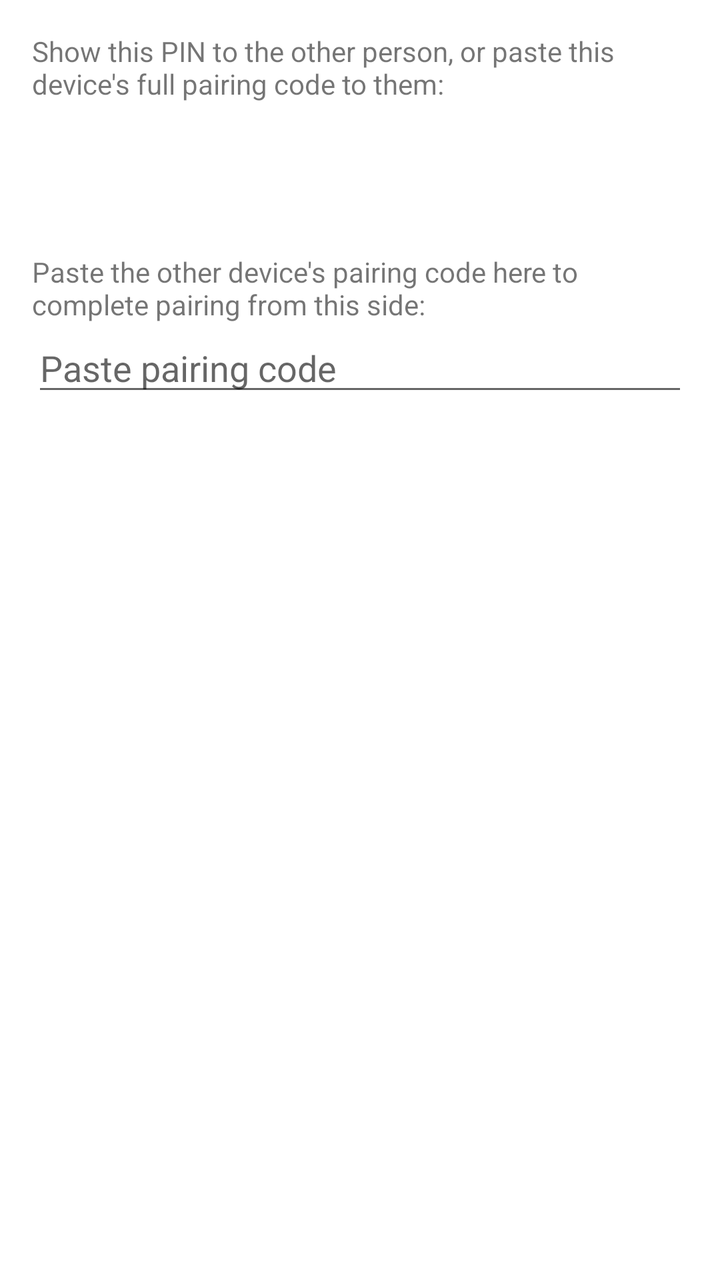
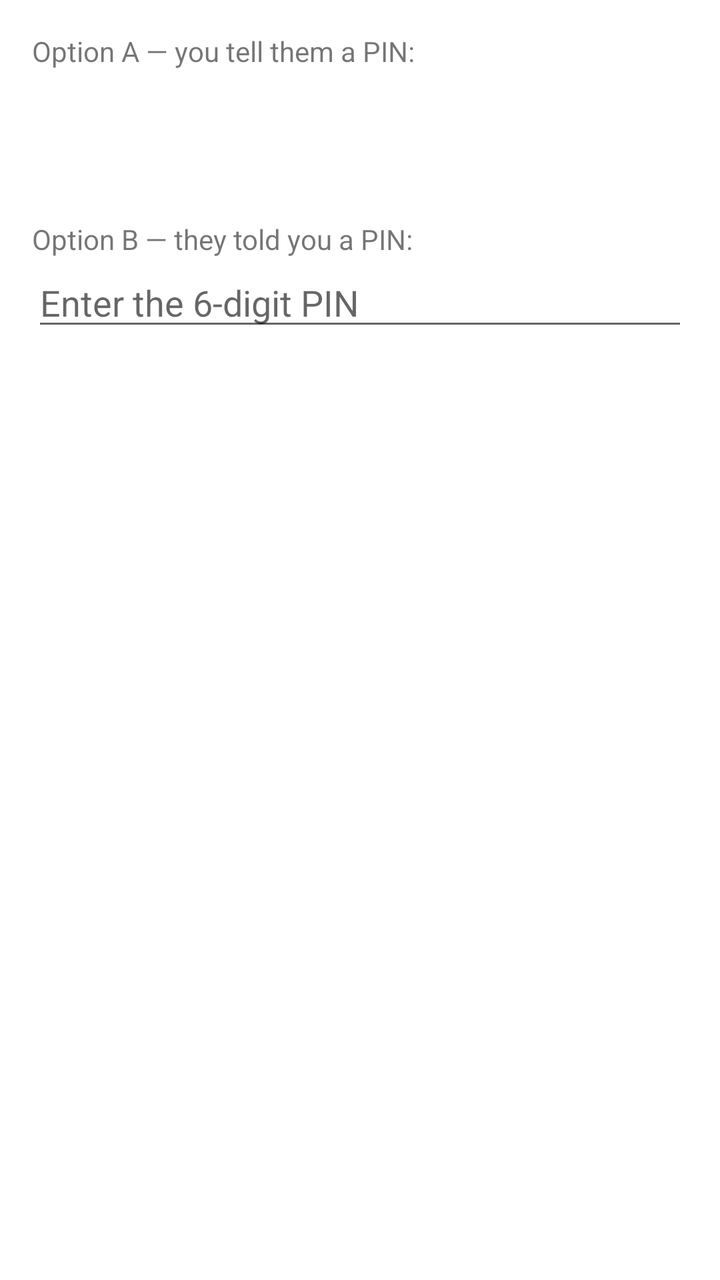

Two renders of the same Android screen: before a commit and after it. Below are the layout's source before the change and the commit's diff.
<!-- AndroidManifest.xml: application theme Theme.LanChat -->
<!-- res/layout/dialog_pairing.xml -->
<?xml version="1.0" encoding="utf-8"?>
<LinearLayout xmlns:android="http://schemas.android.com/apk/res/android"
    android:orientation="vertical"
    android:padding="16dp"
    android:layout_width="match_parent"
    android:layout_height="wrap_content">

    <TextView
        android:layout_width="match_parent"
        android:layout_height="wrap_content"
        android:text="Show this PIN to the other person, or paste this device's full pairing code to them:" />

    <TextView
        android:id="@+id/pairingPin"
        android:layout_width="match_parent"
        android:layout_height="wrap_content"
        android:textSize="32sp"
        android:textStyle="bold"
        android:gravity="center"
        android:layout_marginVertical="12dp" />

    <TextView
        android:layout_width="match_parent"
        android:layout_height="wrap_content"
        android:layout_marginTop="8dp"
        android:text="Paste the other device's pairing code here to complete pairing from this side:" />

    <EditText
        android:id="@+id/theirCodeInput"
        android:layout_width="match_parent"
        android:layout_height="wrap_content"
        android:hint="Paste pairing code" />

</LinearLayout>
<!-- resources referenced by this layout -->
<resources>
  <style name="Theme.LanChat" parent="Theme.MaterialComponents.DayNight.NoActionBar" />
</resources>

<!-- the commit's change to res/layout/dialog_pairing.xml (unified diff, before → after) -->
@@ -8,7 +8,7 @@
     <TextView
         android:layout_width="match_parent"
         android:layout_height="wrap_content"
-        android:text="Show this PIN to the other person, or paste this device's full pairing code to them:" />
+        android:text="Option A — you tell them a PIN:" />
 
     <TextView
         android:id="@+id/pairingPin"
@@ -23,12 +23,14 @@
         android:layout_width="match_parent"
         android:layout_height="wrap_content"
         android:layout_marginTop="8dp"
-        android:text="Paste the other device's pairing code here to complete pairing from this side:" />
+        android:text="Option B — they told you a PIN:" />
 
     <EditText
         android:id="@+id/theirCodeInput"
         android:layout_width="match_parent"
         android:layout_height="wrap_content"
-        android:hint="Paste pairing code" />
+        android:inputType="number"
+        android:maxLength="6"
+        android:hint="Enter the 6-digit PIN" />
 
 </LinearLayout>
